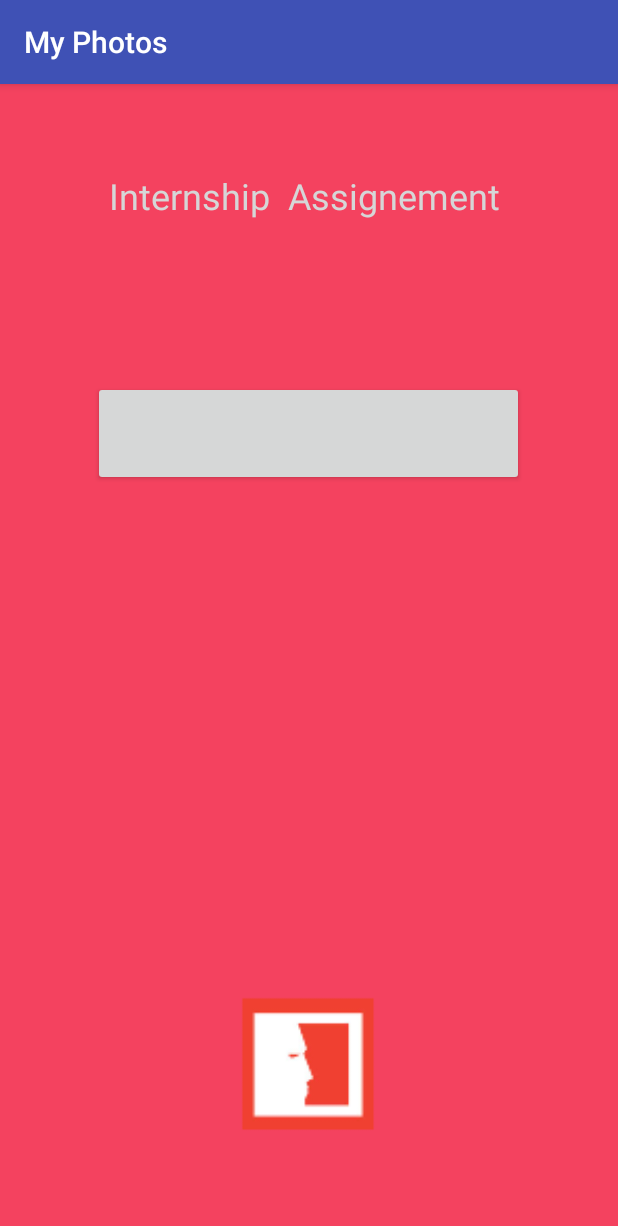
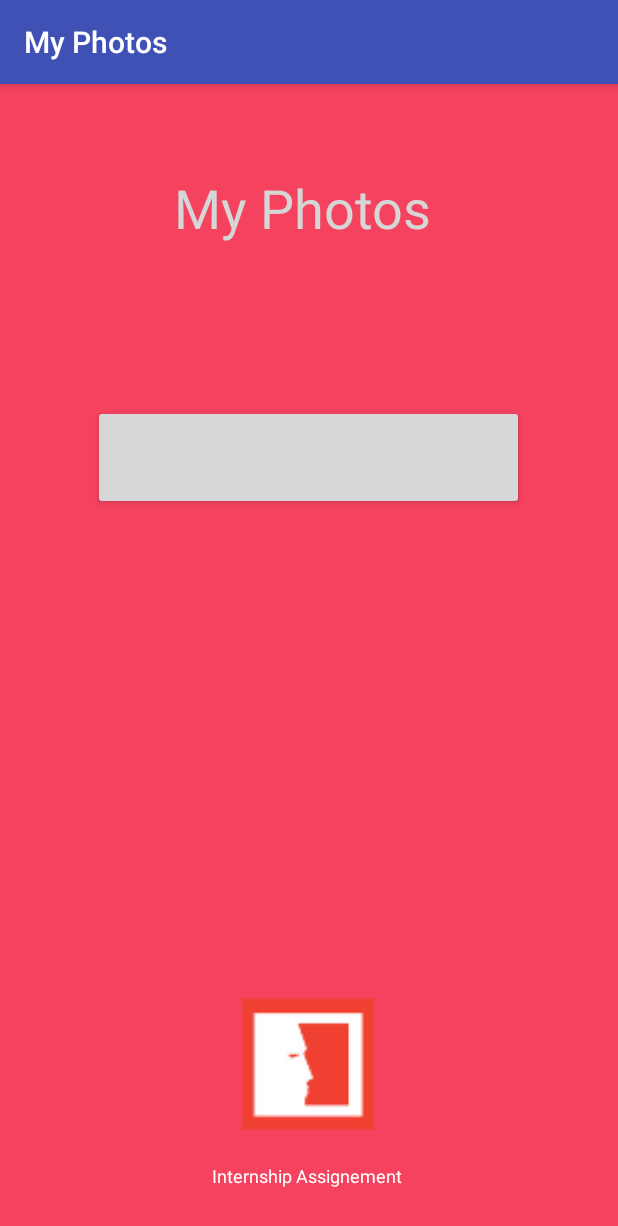
Before and after one commit to MohamedDer/MyPhotos, an Android app: the screen it shows after launch (LoginActivity), on a phone screen of 412 x 824 dp. Shown: the top 1226 px of the screen. Run offline under Robolectric (Android 15) with nearby library versions, the phone set to English and light mode, and no system bars; our stand-ins replace Picasso; libraries missing offline, so code that uses them is left out: com.facebook, com.facebook.login, com.vstechlab.easyfonts; plain views replace LoginButton; pictures from the network do not load; 5 statements that could not run were skipped.

Commit message:
App name

```diff
--- a/app/src/main/res/layout/activity_login.xml
+++ b/app/src/main/res/layout/activity_login.xml
@@ -36,10 +36,10 @@
         android:layout_alignParentStart="true"
         android:layout_alignParentTop="true"
         android:layout_marginTop="58dp"
-        android:text="Internship  Assignement "
+        android:text="My Photos "
         android:textAlignment="center"
         android:textColor="@color/com_facebook_share_button_text_color"
-        android:textSize="24sp" />
+        android:textSize="36sp" />
 
     <Button
         android:id="@+id/btt"
@@ -50,5 +50,16 @@
         android:layout_marginTop="38dp"
         android:text="Go to Albums" />
 
+    <TextView
+        android:id="@+id/textView"
+        android:layout_width="wrap_content"
+        android:layout_height="wrap_content"
+        android:layout_alignParentBottom="true"
+        android:layout_centerHorizontal="true"
+        android:layout_marginBottom="32dp"
+        android:text="Internship Assignement "
+        android:textColor="@android:color/white"
+        android:textSize="12sp" />
+
 
 </RelativeLayout>
```
